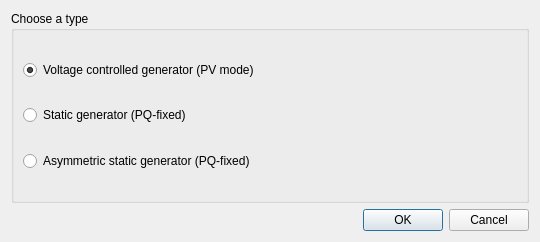
First picture: the form in src/electricalsim/ui/choose_generator_type.ui, repository aloytag/electrical-grid-simulator, before the edit.
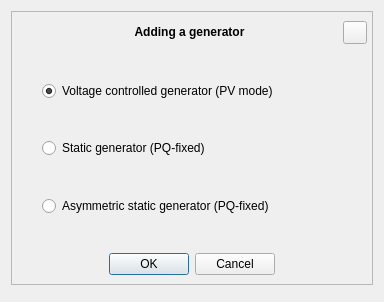
Second picture: the form after the edit.

Commit message: New animations and fixes for dialog windows

```diff
--- a/src/electricalsim/ui/choose_generator_type.ui
+++ b/src/electricalsim/ui/choose_generator_type.ui
@@ -6,20 +6,20 @@
    <rect>
     <x>0</x>
     <y>0</y>
-    <width>540</width>
-    <height>242</height>
+    <width>384</width>
+    <height>302</height>
    </rect>
   </property>
   <property name="minimumSize">
    <size>
-    <width>540</width>
+    <width>20</width>
     <height>242</height>
    </size>
   </property>
   <property name="maximumSize">
    <size>
     <width>540</width>
-    <height>242</height>
+    <height>500</height>
    </size>
   </property>
   <property name="windowTitle">
@@ -27,15 +27,51 @@
   </property>
   <layout class="QVBoxLayout" name="verticalLayout">
    <item>
-    <widget class="QGroupBox" name="groupBox">
-     <property name="title">
-      <string>Choose a type</string>
+    <widget class="QFrame" name="frame">
+     <property name="frameShape">
+      <enum>QFrame::Shape::StyledPanel</enum>
      </property>
-     <layout class="QVBoxLayout" name="verticalLayout_2">
+     <property name="frameShadow">
+      <enum>QFrame::Shadow::Raised</enum>
+     </property>
+     <layout class="QVBoxLayout" name="verticalLayout_3">
+      <property name="leftMargin">
+       <number>30</number>
+      </property>
+      <property name="rightMargin">
+       <number>5</number>
+      </property>
       <item>
-       <spacer name="verticalSpacer_3">
+       <layout class="QHBoxLayout" name="horizontalLayout_2">
+        <item>
+         <widget class="QLabel" name="label">
+          <property name="text">
+           <string>&lt;html&gt;&lt;head/&gt;&lt;body&gt;&lt;p&gt;&lt;span style=&quot; font-weight:700;&quot;&gt;Adding a generator&lt;/span&gt;&lt;/p&gt;&lt;/body&gt;&lt;/html&gt;</string>
+          </property>
+          <property name="textFormat">
+           <enum>Qt::TextFormat::RichText</enum>
+          </property>
+          <property name="alignment">
+           <set>Qt::AlignmentFlag::AlignCenter</set>
+          </property>
+         </widget>
+        </item>
+        <item>
+         <widget class="QToolButton" name="btn_close">
+          <property name="focusPolicy">
+           <enum>Qt::FocusPolicy::NoFocus</enum>
+          </property>
+          <property name="text">
+           <string/>
+          </property>
+         </widget>
+        </item>
+       </layout>
+      </item>
+      <item>
+       <spacer name="verticalSpacer_6">
         <property name="orientation">
-         <enum>Qt::Vertical</enum>
+         <enum>Qt::Orientation::Vertical</enum>
         </property>
         <property name="sizeHint" stdset="0">
          <size>
@@ -56,7 +92,7 @@
        </widget>
       </item>
       <item>
-       <spacer name="verticalSpacer_4">
+       <spacer name="verticalSpacer_3">
         <property name="orientation">
          <enum>Qt::Vertical</enum>
         </property>
@@ -76,9 +112,9 @@
        </widget>
       </item>
       <item>
-       <spacer name="verticalSpacer_2">
+       <spacer name="verticalSpacer_4">
         <property name="orientation">
-         <enum>Qt::Vertical</enum>
+         <enum>Qt::Orientation::Vertical</enum>
         </property>
         <property name="sizeHint" stdset="0">
          <size>
@@ -108,6 +144,68 @@
         </property>
        </spacer>
       </item>
+      <item>
+       <layout class="QHBoxLayout" name="horizontalLayout">
+        <item>
+         <spacer name="horizontalSpacer">
+          <property name="orientation">
+           <enum>Qt::Orientation::Horizontal</enum>
+          </property>
+          <property name="sizeType">
+           <enum>QSizePolicy::Policy::Expanding</enum>
+          </property>
+          <property name="sizeHint" stdset="0">
+           <size>
+            <width>40</width>
+            <height>20</height>
+           </size>
+          </property>
+         </spacer>
+        </item>
+        <item>
+         <widget class="QDialogButtonBox" name="buttonBox">
+          <property name="orientation">
+           <enum>Qt::Orientation::Horizontal</enum>
+          </property>
+          <property name="standardButtons">
+           <set>QDialogButtonBox::StandardButton::Cancel|QDialogButtonBox::StandardButton::Ok</set>
+          </property>
+         </widget>
+        </item>
+        <item>
+         <spacer name="horizontalSpacer_2">
+          <property name="orientation">
+           <enum>Qt::Orientation::Horizontal</enum>
+          </property>
+          <property name="sizeType">
+           <enum>QSizePolicy::Policy::Expanding</enum>
+          </property>
+          <property name="sizeHint" stdset="0">
+           <size>
+            <width>40</width>
+            <height>20</height>
+           </size>
+          </property>
+         </spacer>
+        </item>
+        <item>
+         <spacer name="horizontalSpacer_3">
+          <property name="orientation">
+           <enum>Qt::Orientation::Horizontal</enum>
+          </property>
+          <property name="sizeType">
+           <enum>QSizePolicy::Policy::Fixed</enum>
+          </property>
+          <property name="sizeHint" stdset="0">
+           <size>
+            <width>25</width>
+            <height>20</height>
+           </size>
+          </property>
+         </spacer>
+        </item>
+       </layout>
+      </item>
      </layout>
     </widget>
    </item>
@@ -124,16 +222,6 @@
      </property>
     </spacer>
    </item>
-   <item>
-    <widget class="QDialogButtonBox" name="buttonBox">
-     <property name="orientation">
-      <enum>Qt::Horizontal</enum>
-     </property>
-     <property name="standardButtons">
-      <set>QDialogButtonBox::Cancel|QDialogButtonBox::Ok</set>
-     </property>
-    </widget>
-   </item>
   </layout>
  </widget>
  <resources/>
```
Left out of the diff: 30 changed lines with no effect on the pictures. The commit also changes 11 other files.
